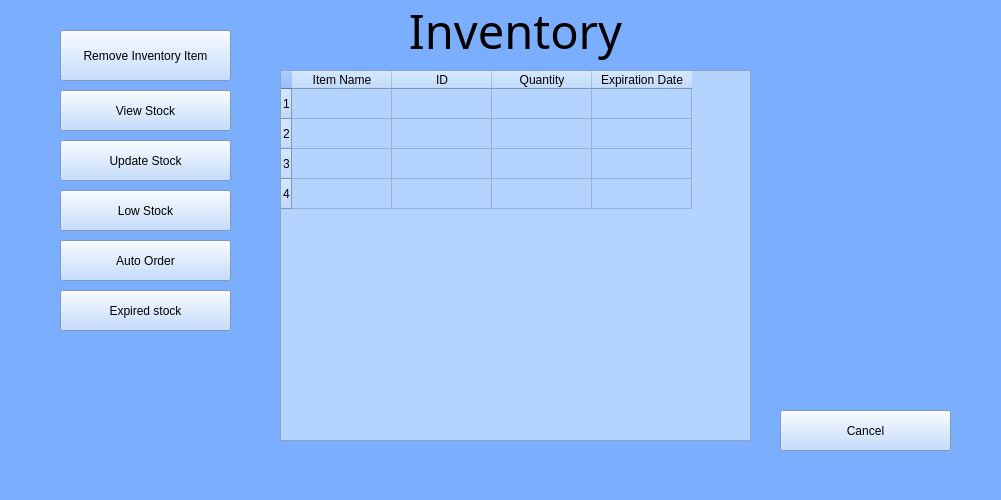
BennettPJ/SFWE403-Sem-Proj, file UI/Inventory.ui: the form before one commit.
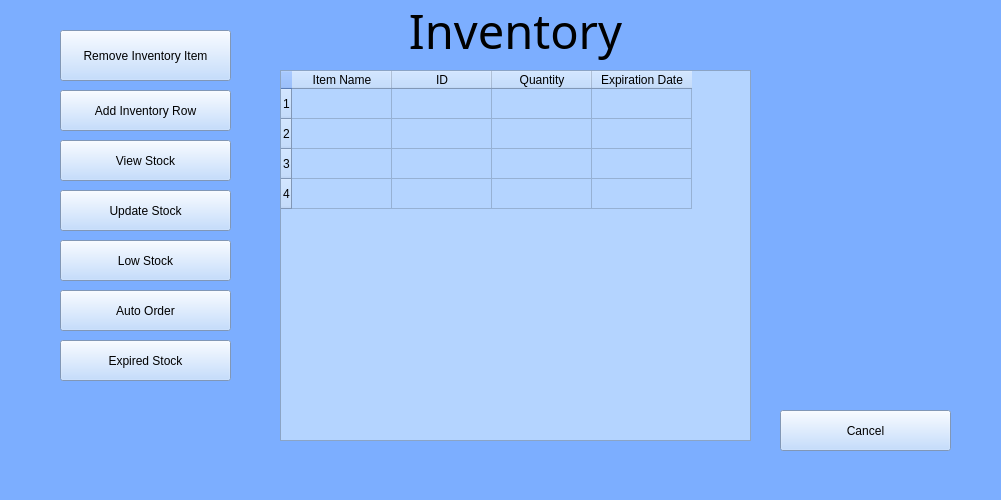
The form after the commit. Icons and pictures are not drawn.

```diff
--- a/UI/Inventory.ui
+++ b/UI/Inventory.ui
@@ -200,7 +200,7 @@
     <property name="geometry">
      <rect>
       <x>60</x>
-      <y>140</y>
+      <y>190</y>
       <width>171</width>
       <height>41</height>
      </rect>
@@ -232,7 +232,7 @@
     <property name="geometry">
      <rect>
       <x>60</x>
-      <y>90</y>
+      <y>140</y>
       <width>171</width>
       <height>41</height>
      </rect>
@@ -264,7 +264,7 @@
     <property name="geometry">
      <rect>
       <x>60</x>
-      <y>240</y>
+      <y>290</y>
       <width>171</width>
       <height>41</height>
      </rect>
@@ -296,7 +296,7 @@
     <property name="geometry">
      <rect>
       <x>60</x>
-      <y>190</y>
+      <y>240</y>
       <width>171</width>
       <height>41</height>
      </rect>
@@ -360,7 +360,7 @@
     <property name="geometry">
      <rect>
       <x>60</x>
-      <y>290</y>
+      <y>340</y>
       <width>171</width>
       <height>41</height>
      </rect>
@@ -375,7 +375,35 @@
      <string notr="true">background-color: rgb(180, 212, 255);</string>
     </property>
     <property name="text">
-     <string>Expired stock</string>
+     <string>Expired Stock</string>
+    </property>
+    <property name="iconSize">
+     <size>
+      <width>25</width>
+      <height>25</height>
+     </size>
+    </property>
+   </widget>
+   <widget class="QPushButton" name="inv_row">
+    <property name="geometry">
+     <rect>
+      <x>60</x>
+      <y>90</y>
+      <width>171</width>
+      <height>41</height>
+     </rect>
+    </property>
+    <property name="sizePolicy">
+     <sizepolicy hsizetype="Fixed" vsizetype="Fixed">
+      <horstretch>0</horstretch>
+      <verstretch>0</verstretch>
+     </sizepolicy>
+    </property>
+    <property name="styleSheet">
+     <string notr="true">background-color: rgb(180, 212, 255);</string>
+    </property>
+    <property name="text">
+     <string>Add Inventory Row</string>
     </property>
     <property name="iconSize">
      <size>
```
